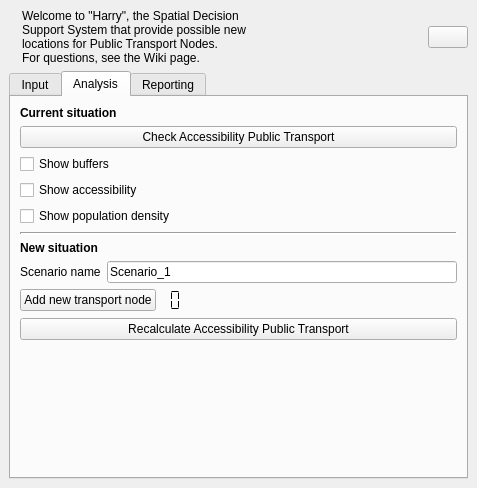
Old version of the form SpatialDecision/spatial_decision_dockwidget_base.ui in the repository Matthie456/Bon_DenDuijn.
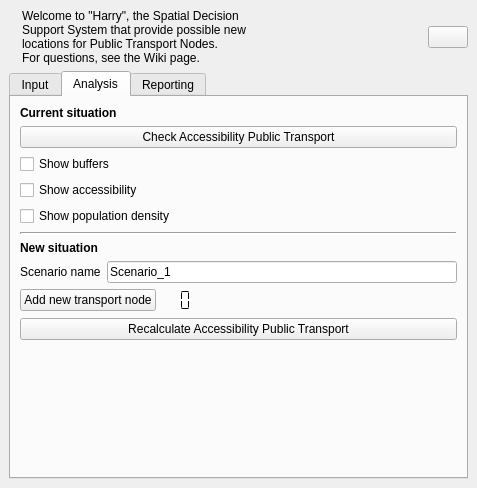
New version of the form. The open tabs and pages were chosen to show the change.

Commit message: added a function that unchecks addnodebutton when recalculating

Patch:
```diff
--- a/SpatialDecision/spatial_decision_dockwidget_base.ui
+++ b/SpatialDecision/spatial_decision_dockwidget_base.ui
@@ -301,7 +301,7 @@
              <number>0</number>
             </property>
             <property name="digitCount">
-             <number>1</number>
+             <number>2</number>
             </property>
             <property name="segmentStyle">
              <enum>QLCDNumber::Flat</enum>
```
The commit also changes 1 other file.
